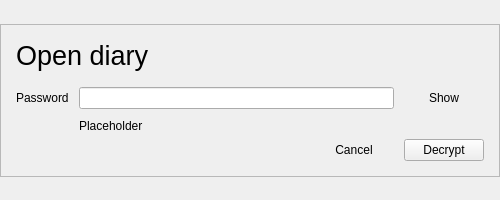
Qt form src/gui/promptpassword.ui (someretical/TheoreticalDiary) before a commit.
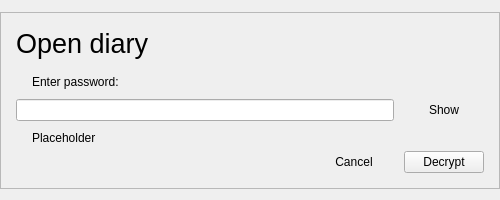
The same form after that commit.

```diff
--- a/src/gui/promptpassword.ui
+++ b/src/gui/promptpassword.ui
@@ -94,34 +94,7 @@
         <property name="spacing">
          <number>10</number>
         </property>
-        <item row="0" column="2">
-         <widget class="QPushButton" name="show_button">
-          <property name="cursor">
-           <cursorShape>PointingHandCursor</cursorShape>
-          </property>
-          <property name="text">
-           <string>Show</string>
-          </property>
-          <property name="flat">
-           <bool>true</bool>
-          </property>
-         </widget>
-        </item>
-        <item row="0" column="0">
-         <widget class="QLabel" name="label">
-          <property name="text">
-           <string>Password</string>
-          </property>
-         </widget>
-        </item>
-        <item row="0" column="1">
-         <widget class="QLineEdit" name="password">
-          <property name="echoMode">
-           <enum>QLineEdit::Password</enum>
-          </property>
-         </widget>
-        </item>
-        <item row="1" column="1">
+        <item row="2" column="1">
          <widget class="QLabel" name="alert_text">
           <property name="font">
            <font>
@@ -131,6 +104,45 @@
           <property name="text">
            <string>Placeholder</string>
           </property>
+          <property name="indent">
+           <number>16</number>
+          </property>
+         </widget>
+        </item>
+        <item row="1" column="1">
+         <widget class="QLineEdit" name="password">
+          <property name="maxLength">
+           <number>256</number>
+          </property>
+          <property name="echoMode">
+           <enum>QLineEdit::Password</enum>
+          </property>
+         </widget>
+        </item>
+        <item row="1" column="2">
+         <widget class="QPushButton" name="show_button">
+          <property name="cursor">
+           <cursorShape>PointingHandCursor</cursorShape>
+          </property>
+          <property name="toolTip">
+           <string>Show password.</string>
+          </property>
+          <property name="text">
+           <string>Show</string>
+          </property>
+          <property name="flat">
+           <bool>true</bool>
+          </property>
+         </widget>
+        </item>
+        <item row="0" column="1">
+         <widget class="QLabel" name="label">
+          <property name="text">
+           <string>Enter password:</string>
+          </property>
+          <property name="indent">
+           <number>16</number>
+          </property>
          </widget>
         </item>
        </layout>
```
Left out of the diff: 6 changed lines with no effect on the pictures.
